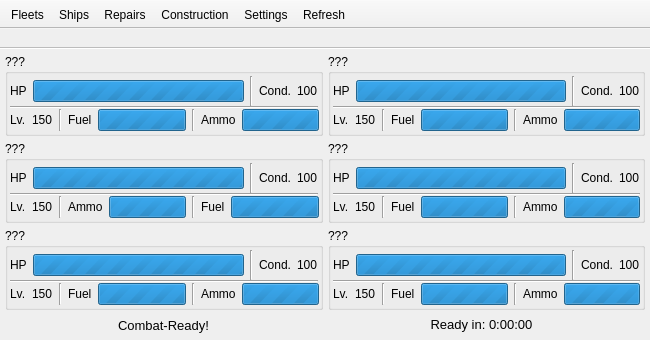
The window that KCMainWindow.ui (KanColleTool/kct-tool) describes before a commit, drawn with Qt 5.
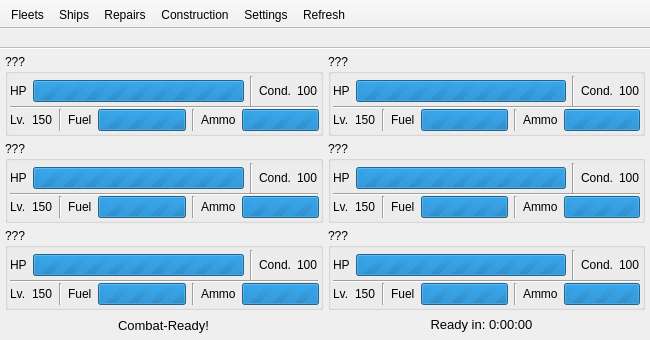
The same window after the commit.

Commit message: Make layout more consistent

Patch:
```diff
--- a/KCMainWindow.ui
+++ b/KCMainWindow.ui
@@ -864,16 +864,16 @@
                  </widget>
                 </item>
                 <item>
-                 <layout class="QHBoxLayout" name="horizontalLayout_33">
+                 <layout class="QHBoxLayout" name="horizontalLayout_34">
                   <item>
-                   <widget class="QLabel" name="label_23">
+                   <widget class="QLabel" name="label_24">
                     <property name="text">
-                     <string>Ammo</string>
+                     <string>Fuel</string>
                     </property>
                    </widget>
                   </item>
                   <item>
-                   <widget class="QProgressBar" name="fleetAmmoBar3">
+                   <widget class="QProgressBar" name="fleetFuelBar3">
                     <property name="maximum">
                      <number>0</number>
                     </property>
@@ -895,16 +895,16 @@
                  </widget>
                 </item>
                 <item>
-                 <layout class="QHBoxLayout" name="horizontalLayout_34">
+                 <layout class="QHBoxLayout" name="horizontalLayout_33">
                   <item>
-                   <widget class="QLabel" name="label_24">
+                   <widget class="QLabel" name="label_23">
                     <property name="text">
-                     <string>Fuel</string>
+                     <string>Ammo</string>
                     </property>
                    </widget>
                   </item>
                   <item>
-                   <widget class="QProgressBar" name="fleetFuelBar3">
+                   <widget class="QProgressBar" name="fleetAmmoBar3">
                     <property name="maximum">
                      <number>0</number>
                     </property>
```
